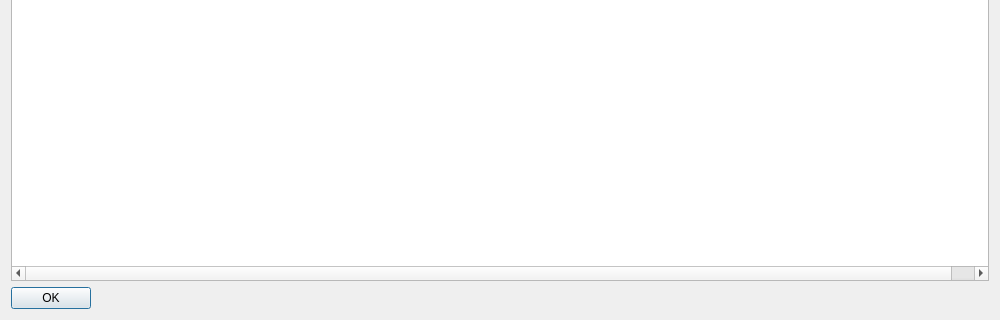
Above: src/qt/forms/coincontroldialog.ui from Bitcoin-ABC/bitcoin-abc before the change; both pictures show x 0 to 1000 and y 180 to 500 of the 1000 by 500 pixel window. Below: the same form after it.
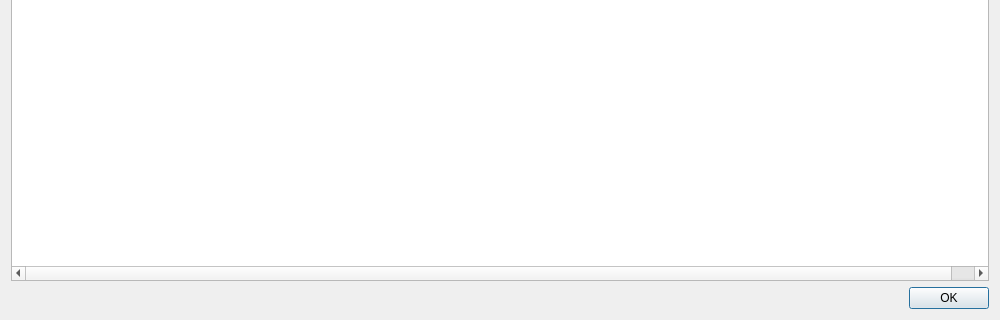
That is the form after the change. Custom widgets are drawn as their Qt base class.

Commit message: gui: move coin control OK button to the right

The edit to the form file:
```diff
--- a/src/qt/forms/coincontroldialog.ui
+++ b/src/qt/forms/coincontroldialog.ui
@@ -467,12 +467,6 @@
    </item>
    <item>
     <widget class="QDialogButtonBox" name="buttonBox">
-     <property name="sizePolicy">
-      <sizepolicy hsizetype="Maximum" vsizetype="Fixed">
-       <horstretch>0</horstretch>
-       <verstretch>0</verstretch>
-      </sizepolicy>
-     </property>
      <property name="orientation">
       <enum>Qt::Horizontal</enum>
      </property>
```
